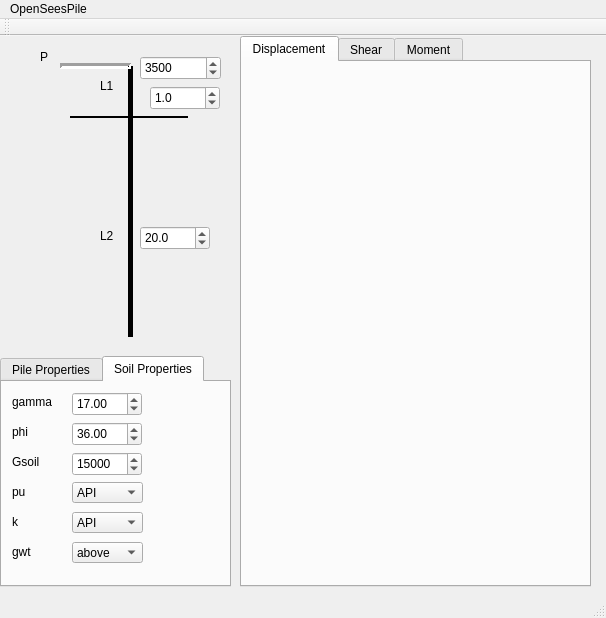
NHERI-SimCenter/PileGroupTool, file mainwindow.ui: the form before one commit.
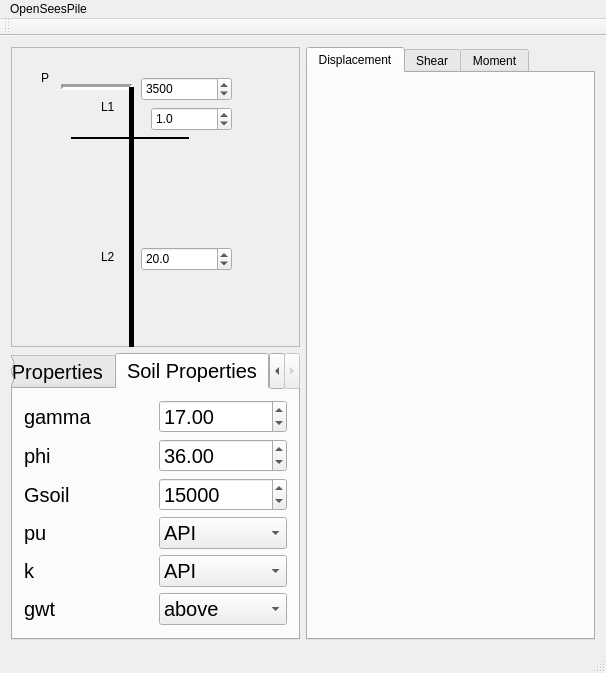
The form after the commit. The open tabs and pages were chosen to show the change. Custom widgets are drawn as their Qt base class.

Diff of the .ui file:
```diff
--- a/mainwindow.ui
+++ b/mainwindow.ui
@@ -7,21 +7,191 @@
     <x>0</x>
     <y>0</y>
     <width>606</width>
-    <height>618</height>
+    <height>637</height>
    </rect>
   </property>
   <property name="windowTitle">
    <string>MainWindow</string>
   </property>
   <widget class="QWidget" name="centralWidget">
+   <layout class="QHBoxLayout" name="horizontalLayout_2">
+    <item>
+     <layout class="QVBoxLayout" name="verticalLayout_2">
+      <property name="sizeConstraint">
+       <enum>QLayout::SetMinimumSize</enum>
+      </property>
+      <item>
+       <widget class="QFrame" name="frame">
+        <property name="minimumSize">
+         <size>
+          <width>260</width>
+          <height>300</height>
+         </size>
+        </property>
+        <property name="frameShape">
+         <enum>QFrame::StyledPanel</enum>
+        </property>
+        <property name="frameShadow">
+         <enum>QFrame::Raised</enum>
+        </property>
+        <widget class="QDoubleSpinBox" name="pValue">
+         <property name="geometry">
+          <rect>
+           <x>130</x>
+           <y>30</y>
+           <width>91</width>
+           <height>24</height>
+          </rect>
+         </property>
+         <property name="decimals">
+          <number>0</number>
+         </property>
+         <property name="maximum">
+          <double>10001.000000000000000</double>
+         </property>
+         <property name="value">
+          <double>3500.000000000000000</double>
+         </property>
+        </widget>
+        <widget class="QLabel" name="l1Label">
+         <property name="geometry">
+          <rect>
+           <x>90</x>
+           <y>50</y>
+           <width>21</width>
+           <height>19</height>
+          </rect>
+         </property>
+         <property name="text">
+          <string>L1</string>
+         </property>
+        </widget>
+        <widget class="Line" name="line_3">
+         <property name="geometry">
+          <rect>
+           <x>50</x>
+           <y>20</y>
+           <width>71</width>
+           <height>41</height>
+          </rect>
+         </property>
+         <property name="lineWidth">
+          <number>3</number>
+         </property>
+         <property name="orientation">
+          <enum>Qt::Horizontal</enum>
+         </property>
+        </widget>
+        <widget class="QDoubleSpinBox" name="l2Value">
+         <property name="geometry">
+          <rect>
+           <x>130</x>
+           <y>200</y>
+           <width>91</width>
+           <height>24</height>
+          </rect>
+         </property>
+         <property name="decimals">
+          <number>1</number>
+         </property>
+         <property name="minimum">
+          <double>1.000000000000000</double>
+         </property>
+         <property name="maximum">
+          <double>201.000000000000000</double>
+         </property>
+         <property name="value">
+          <double>20.000000000000000</double>
+         </property>
+        </widget>
+        <widget class="QDoubleSpinBox" name="l1Value">
+         <property name="geometry">
+          <rect>
+           <x>140</x>
+           <y>60</y>
+           <width>81</width>
+           <height>24</height>
+          </rect>
+         </property>
+         <property name="decimals">
+          <number>1</number>
+         </property>
+         <property name="value">
+          <double>1.000000000000000</double>
+         </property>
+        </widget>
+        <widget class="QLabel" name="l2Label">
+         <property name="geometry">
+          <rect>
+           <x>90</x>
+           <y>200</y>
+           <width>21</width>
+           <height>19</height>
+          </rect>
+         </property>
+         <property name="text">
+          <string>L2</string>
+         </property>
+        </widget>
+        <widget class="Line" name="line_2">
+         <property name="geometry">
+          <rect>
+           <x>110</x>
+           <y>40</y>
+           <width>20</width>
+           <height>271</height>
+          </rect>
+         </property>
+         <property name="frameShadow">
+          <enum>QFrame::Plain</enum>
+         </property>
+         <property name="lineWidth">
+          <number>5</number>
+         </property>
+         <property name="orientation">
+          <enum>Qt::Vertical</enum>
+         </property>
+        </widget>
+        <widget class="Line" name="line">
+         <property name="geometry">
+          <rect>
+           <x>60</x>
+           <y>90</y>
+           <width>118</width>
+           <height>3</height>
+          </rect>
+         </property>
+         <property name="frameShadow">
+          <enum>QFrame::Plain</enum>
+         </property>
+         <property name="lineWidth">
+          <number>2</number>
+         </property>
+         <property name="orientation">
+          <enum>Qt::Horizontal</enum>
+         </property>
+        </widget>
+        <widget class="QLabel" name="pLabel">
+         <property name="geometry">
+          <rect>
+           <x>30</x>
+           <y>20</y>
+           <width>16</width>
+           <height>21</height>
+          </rect>
+         </property>
+         <property name="text">
+          <string>P</string>
+         </property>
+        </widget>
+       </widget>
+      </item>
+      <item>
    <widget class="QTabWidget" name="properties">
-    <property name="geometry">
-     <rect>
-      <x>0</x>
-      <y>320</y>
-      <width>231</width>
-      <height>231</height>
-     </rect>
+        <property name="font">
+         <font>
+          <pointsize>15</pointsize>
+         </font>
     </property>
     <property name="currentIndex">
      <number>0</number>
@@ -147,54 +317,16 @@
      <attribute name="title">
       <string>Soil Properties</string>
      </attribute>
+         <layout class="QGridLayout" name="gridLayout_2">
+          <item row="0" column="0">
      <widget class="QLabel" name="gammmaLabel">
-      <property name="geometry">
-       <rect>
-        <x>10</x>
-        <y>10</y>
-        <width>51</width>
-        <height>19</height>
-       </rect>
-      </property>
       <property name="text">
        <string>gamma</string>
       </property>
      </widget>
-     <widget class="QLabel" name="phiLabel">
-      <property name="geometry">
-       <rect>
-        <x>10</x>
-        <y>40</y>
-        <width>51</width>
-        <height>19</height>
-       </rect>
-      </property>
-      <property name="text">
-       <string>phi</string>
-      </property>
-     </widget>
-     <widget class="QLabel" name="gSoilLabel">
-      <property name="geometry">
-       <rect>
-        <x>10</x>
-        <y>70</y>
-        <width>51</width>
-        <height>19</height>
-       </rect>
-      </property>
-      <property name="text">
-       <string>Gsoil</string>
-      </property>
-     </widget>
+          </item>
+          <item row="0" column="1">
      <widget class="QDoubleSpinBox" name="gammaValue">
-      <property name="geometry">
-       <rect>
-        <x>70</x>
-        <y>10</y>
-        <width>70</width>
-        <height>24</height>
-       </rect>
-      </property>
       <property name="minimum">
        <double>1.000000000000000</double>
       </property>
@@ -202,28 +334,30 @@
        <double>17.000000000000000</double>
       </property>
      </widget>
+          </item>
+          <item row="1" column="0">
+           <widget class="QLabel" name="phiLabel">
+            <property name="text">
+             <string>phi</string>
+            </property>
+           </widget>
+          </item>
+          <item row="1" column="1">
      <widget class="QDoubleSpinBox" name="phiValue">
-      <property name="geometry">
-       <rect>
-        <x>70</x>
-        <y>40</y>
-        <width>70</width>
-        <height>24</height>
-       </rect>
-      </property>
       <property name="value">
        <double>36.000000000000000</double>
       </property>
      </widget>
+          </item>
+          <item row="2" column="0">
+           <widget class="QLabel" name="gSoilLabel">
+            <property name="text">
+             <string>Gsoil</string>
+            </property>
+           </widget>
+          </item>
+          <item row="2" column="1">
      <widget class="QDoubleSpinBox" name="gSoilValue">
-      <property name="geometry">
-       <rect>
-        <x>70</x>
-        <y>70</y>
-        <width>70</width>
-        <height>24</height>
-       </rect>
-      </property>
       <property name="decimals">
        <number>0</number>
       </property>
@@ -240,15 +374,16 @@
        <double>15000.000000000000000</double>
       </property>
      </widget>
+          </item>
+          <item row="3" column="0">
+           <widget class="QLabel" name="puLabel">
+            <property name="text">
+             <string>pu</string>
+            </property>
+           </widget>
+          </item>
+          <item row="3" column="1">
      <widget class="QComboBox" name="puValue">
-      <property name="geometry">
-       <rect>
-        <x>70</x>
-        <y>100</y>
-        <width>71</width>
-        <height>21</height>
-       </rect>
-      </property>
       <property name="currentText">
        <string notr="true">API</string>
       </property>
@@ -266,54 +401,16 @@
        </property>
       </item>
      </widget>
+          </item>
+          <item row="4" column="0">
      <widget class="QLabel" name="kLabel">
-      <property name="geometry">
-       <rect>
-        <x>10</x>
-        <y>130</y>
-        <width>62</width>
-        <height>19</height>
-       </rect>
-      </property>
       <property name="text">
        <string>k</string>
       </property>
      </widget>
-     <widget class="QLabel" name="gwtLabel">
-      <property name="geometry">
-       <rect>
-        <x>10</x>
-        <y>160</y>
-        <width>62</width>
-        <height>19</height>
-       </rect>
-      </property>
-      <property name="text">
-       <string>gwt</string>
-      </property>
-     </widget>
-     <widget class="QLabel" name="puLabel">
-      <property name="geometry">
-       <rect>
-        <x>10</x>
-        <y>100</y>
-        <width>62</width>
-        <height>19</height>
-       </rect>
-      </property>
-      <property name="text">
-       <string>pu</string>
-      </property>
-     </widget>
+          </item>
+          <item row="4" column="1">
      <widget class="QComboBox" name="kValue">
-      <property name="geometry">
-       <rect>
-        <x>70</x>
-        <y>130</y>
-        <width>71</width>
-        <height>21</height>
-       </rect>
-      </property>
       <item>
        <property name="text">
         <string>API</string>
@@ -325,15 +422,16 @@
        </property>
       </item>
      </widget>
+          </item>
+          <item row="5" column="0">
+           <widget class="QLabel" name="gwtLabel">
+            <property name="text">
+             <string>gwt</string>
+            </property>
+           </widget>
+          </item>
+          <item row="5" column="1">
      <widget class="QComboBox" name="gwtValue">
-      <property name="geometry">
-       <rect>
-        <x>70</x>
-        <y>160</y>
-        <width>71</width>
-        <height>21</height>
-       </rect>
-      </property>
       <item>
        <property name="text">
         <string>above</string>
@@ -345,167 +443,15 @@
        </property>
       </item>
      </widget>
-    </widget>
-   </widget>
-   <widget class="Line" name="line">
-    <property name="geometry">
-     <rect>
-      <x>70</x>
-      <y>80</y>
-      <width>118</width>
-      <height>3</height>
-     </rect>
-    </property>
-    <property name="frameShadow">
-     <enum>QFrame::Plain</enum>
-    </property>
-    <property name="lineWidth">
-     <number>2</number>
-    </property>
-    <property name="orientation">
-     <enum>Qt::Horizontal</enum>
-    </property>
-   </widget>
-   <widget class="Line" name="line_2">
-    <property name="geometry">
-     <rect>
-      <x>120</x>
-      <y>30</y>
-      <width>20</width>
-      <height>271</height>
-     </rect>
-    </property>
-    <property name="frameShadow">
-     <enum>QFrame::Plain</enum>
-    </property>
-    <property name="lineWidth">
-     <number>5</number>
-    </property>
-    <property name="orientation">
-     <enum>Qt::Vertical</enum>
-    </property>
-   </widget>
-   <widget class="QLabel" name="l1Label">
-    <property name="geometry">
-     <rect>
-      <x>100</x>
-      <y>40</y>
-      <width>21</width>
-      <height>19</height>
-     </rect>
-    </property>
-    <property name="text">
-     <string>L1</string>
-    </property>
-   </widget>
-   <widget class="QDoubleSpinBox" name="l1Value">
-    <property name="geometry">
-     <rect>
-      <x>150</x>
-      <y>50</y>
-      <width>70</width>
-      <height>24</height>
-     </rect>
-    </property>
-    <property name="decimals">
-     <number>1</number>
-    </property>
-    <property name="value">
-     <double>1.000000000000000</double>
-    </property>
-   </widget>
-   <widget class="QLabel" name="l2Label">
-    <property name="geometry">
-     <rect>
-      <x>100</x>
-      <y>190</y>
-      <width>21</width>
-      <height>19</height>
-     </rect>
-    </property>
-    <property name="text">
-     <string>L2</string>
-    </property>
-   </widget>
-   <widget class="QDoubleSpinBox" name="l2Value">
-    <property name="geometry">
-     <rect>
-      <x>140</x>
-      <y>190</y>
-      <width>70</width>
-      <height>24</height>
-     </rect>
-    </property>
-    <property name="decimals">
-     <number>1</number>
-    </property>
-    <property name="minimum">
-     <double>1.000000000000000</double>
-    </property>
-    <property name="maximum">
-     <double>201.000000000000000</double>
-    </property>
-    <property name="value">
-     <double>20.000000000000000</double>
-    </property>
-   </widget>
-   <widget class="QLabel" name="pLabel">
-    <property name="geometry">
-     <rect>
-      <x>40</x>
-      <y>10</y>
-      <width>16</width>
-      <height>21</height>
-     </rect>
-    </property>
-    <property name="text">
-     <string>P</string>
-    </property>
-   </widget>
-   <widget class="QDoubleSpinBox" name="pValue">
-    <property name="geometry">
-     <rect>
-      <x>140</x>
-      <y>20</y>
-      <width>81</width>
-      <height>24</height>
-     </rect>
-    </property>
-    <property name="decimals">
-     <number>0</number>
-    </property>
-    <property name="maximum">
-     <double>10001.000000000000000</double>
-    </property>
-    <property name="value">
-     <double>3500.000000000000000</double>
-    </property>
-   </widget>
-   <widget class="Line" name="line_3">
-    <property name="geometry">
-     <rect>
-      <x>60</x>
-      <y>10</y>
-      <width>71</width>
-      <height>41</height>
-     </rect>
-    </property>
-    <property name="lineWidth">
-     <number>3</number>
-    </property>
-    <property name="orientation">
-     <enum>Qt::Horizontal</enum>
-    </property>
-   </widget>
+          </item>
+         </layout>
+        </widget>
+       </widget>
+      </item>
+     </layout>
+    </item>
+    <item>
    <widget class="QTabWidget" name="tabWidget">
-    <property name="geometry">
-     <rect>
-      <x>240</x>
-      <y>0</y>
-      <width>351</width>
-      <height>551</height>
-     </rect>
-    </property>
     <property name="currentIndex">
      <number>0</number>
     </property>
@@ -513,16 +459,11 @@
      <attribute name="title">
       <string>Displacement</string>
      </attribute>
-     <widget class="QCustomPlot" name="displPlot" native="true">
-      <property name="geometry">
-       <rect>
-        <x>9</x>
-        <y>9</y>
-        <width>331</width>
-        <height>521</height>
-       </rect>
-      </property>
-     </widget>
+       <layout class="QGridLayout" name="gridLayout_3">
+        <item row="0" column="0">
+         <widget class="QCustomPlot" name="displPlot" native="true"/>
+        </item>
+       </layout>
     </widget>
     <widget class="QWidget" name="shear">
      <attribute name="title">
@@ -543,18 +484,15 @@
      <attribute name="title">
       <string>Moment</string>
      </attribute>
-     <widget class="QCustomPlot" name="momentPlot" native="true">
-      <property name="geometry">
-       <rect>
-        <x>9</x>
-        <y>9</y>
-        <width>331</width>
-        <height>451</height>
-       </rect>
-      </property>
-     </widget>
-    </widget>
-   </widget>
+       <layout class="QGridLayout" name="gridLayout_5">
+        <item row="0" column="0">
+         <widget class="QCustomPlot" name="momentPlot" native="true"/>
+        </item>
+       </layout>
+      </widget>
+     </widget>
+    </item>
+   </layout>
   </widget>
   <widget class="QMenuBar" name="menuBar">
    <property name="geometry">
```
Left out of the diff: 183 changed lines with no effect on the pictures. Lines whose indentation alone changed are shown as unchanged.
